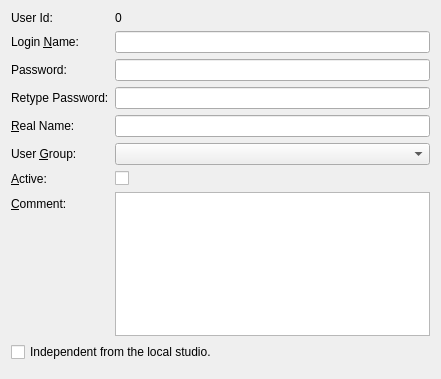
Old version of the form client/dlguseredit.ui in the repository tbikfalvi/Belenus.
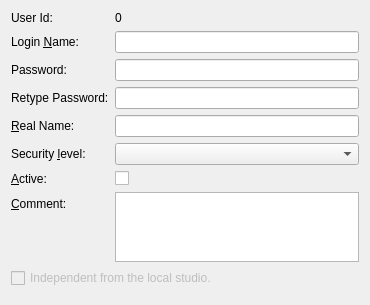
New version of the form.

The edit to the form file:
```diff
--- a/client/dlguseredit.ui
+++ b/client/dlguseredit.ui
@@ -6,8 +6,8 @@
    <rect>
     <x>0</x>
     <y>0</y>
-    <width>441</width>
-    <height>379</height>
+    <width>370</width>
+    <height>288</height>
    </rect>
   </property>
   <property name="windowTitle">
@@ -90,7 +90,7 @@
      <item row="5" column="0">
       <widget class="QLabel" name="lblGroup">
        <property name="text">
-        <string>User &amp;Group:</string>
+        <string>Security &amp;level:</string>
        </property>
        <property name="buddy">
         <cstring>cmbGroup</cstring>
@@ -134,6 +134,9 @@
    </item>
    <item>
     <widget class="QCheckBox" name="checkIndependent">
+     <property name="enabled">
+      <bool>false</bool>
+     </property>
      <property name="text">
       <string>Independent from the local studio.</string>
      </property>
```
